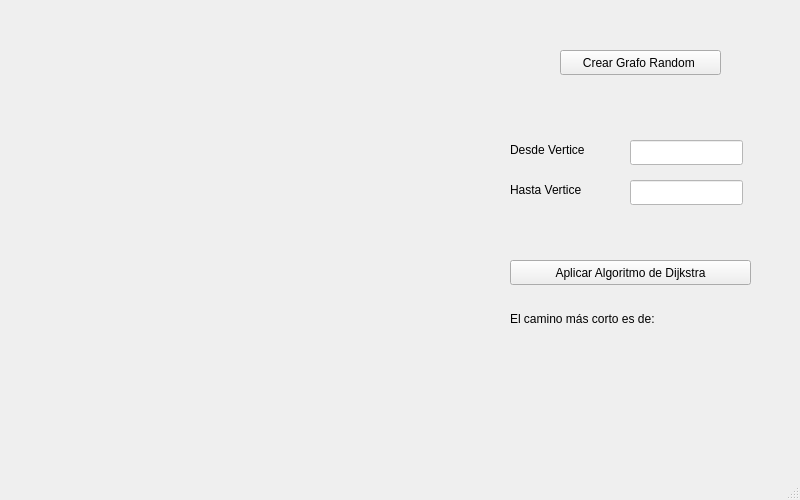
First picture: the form in ClienteServidor-master/mainwindow.ui, repository Guillen00/Algoritmo-y-Estructura-de-Datos-2, before the edit.
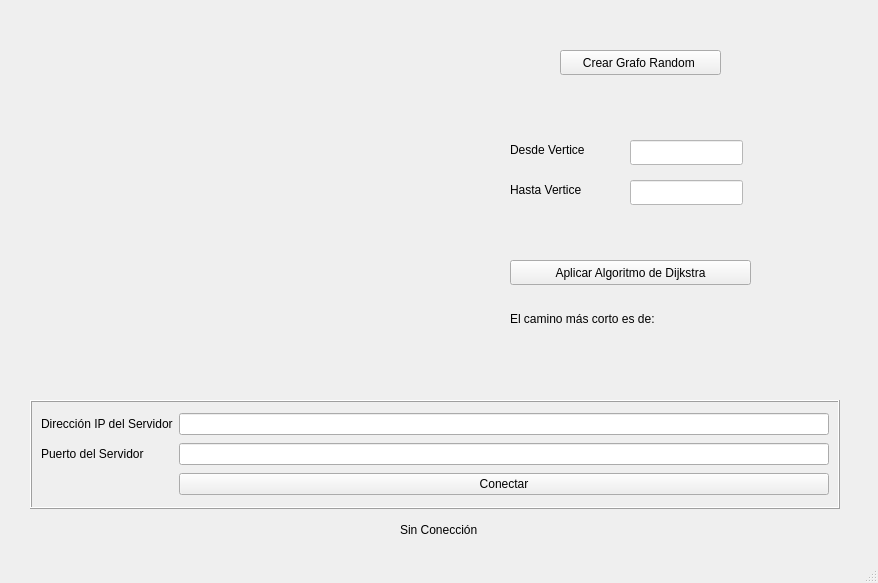
Second picture: the form after the edit.

```diff
--- a/ClienteServidor-master/mainwindow.ui
+++ b/ClienteServidor-master/mainwindow.ui
@@ -6,8 +6,8 @@
    <rect>
     <x>0</x>
     <y>0</y>
-    <width>800</width>
-    <height>500</height>
+    <width>878</width>
+    <height>583</height>
    </rect>
   </property>
   <property name="windowTitle">
@@ -118,6 +118,64 @@
      <string notr="true">background-color :rgb(255, 255, 255)</string>
     </property>
    </widget>
+   <widget class="QFrame" name="frame1">
+    <property name="geometry">
+     <rect>
+      <x>30</x>
+      <y>400</y>
+      <width>810</width>
+      <height>109</height>
+     </rect>
+    </property>
+    <property name="frameShape">
+     <enum>QFrame::Box</enum>
+    </property>
+    <property name="frameShadow">
+     <enum>QFrame::Raised</enum>
+    </property>
+    <layout class="QGridLayout" name="gridLayout">
+     <item row="0" column="0">
+      <widget class="QLabel" name="label_4">
+       <property name="text">
+        <string>Dirección IP del Servidor</string>
+       </property>
+      </widget>
+     </item>
+     <item row="0" column="1">
+      <widget class="QLineEdit" name="lineIP"/>
+     </item>
+     <item row="1" column="0">
+      <widget class="QLabel" name="label_5">
+       <property name="text">
+        <string>Puerto del Servidor</string>
+       </property>
+      </widget>
+     </item>
+     <item row="1" column="1">
+      <widget class="QLineEdit" name="linePUERTO"/>
+     </item>
+     <item row="2" column="1">
+      <widget class="QPushButton" name="conectar">
+       <property name="text">
+        <string>Conectar</string>
+       </property>
+      </widget>
+     </item>
+    </layout>
+   </widget>
+   <widget class="QLabel" name="label_6">
+    <property name="geometry">
+     <rect>
+      <x>400</x>
+      <y>520</y>
+      <width>101</width>
+      <height>20</height>
+     </rect>
+    </property>
+    <property name="text">
+     <string>Sin Conección</string>
+    </property>
+   </widget>
   </widget>
   <widget class="QMenuBar" name="menubar">
    <property name="geometry">
```
Left out of the diff: 2 changed lines with no effect on the pictures.
